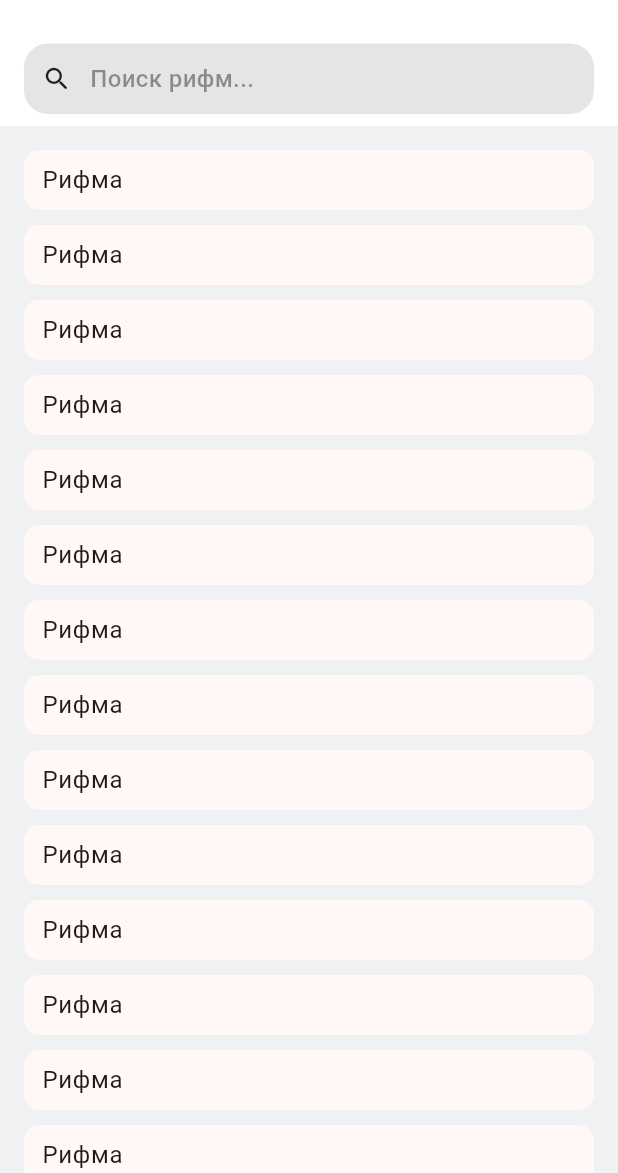
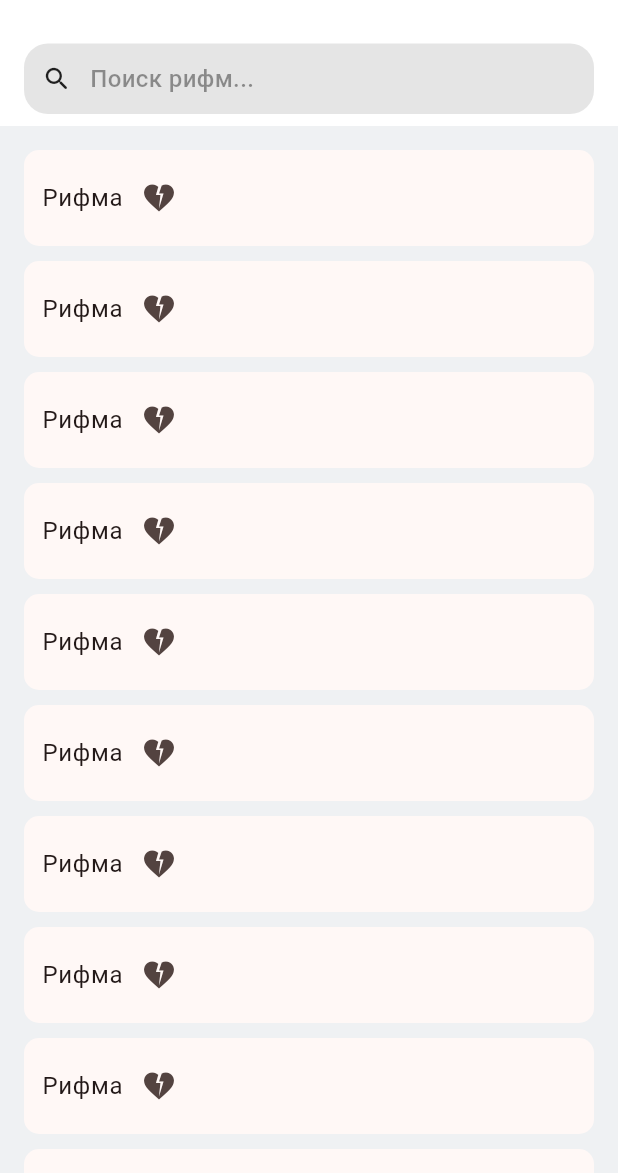
Before and after one commit to adilet3401/rhymer, a Flutter app: the screen it shows after launch, on a phone screen of 412 x 824 dp, the part 63-1236 px from its top. Run offline on Flutter 3.47's test engine with Material 3 defaults, Android fonts, the phone set to English and light mode, and no system bars.

Commit message:
the started project rhymer

```diff
--- a/lib/main.dart
+++ b/lib/main.dart
@@ -68,7 +68,12 @@ class RhymeListCard extends StatelessWidget {
         color: theme.cardColor,
         borderRadius: BorderRadius.circular(10),
       ),
-      child: Text('Рифма', style: theme.textTheme.bodyLarge),
+      child: Row(
+        children: [
+          Text('Рифма', style: theme.textTheme.bodyLarge),
+          IconButton(onPressed: () {}, icon: Icon(Icons.heart_broken)),
+        ],
+      ),
     );
   }
 }
```
